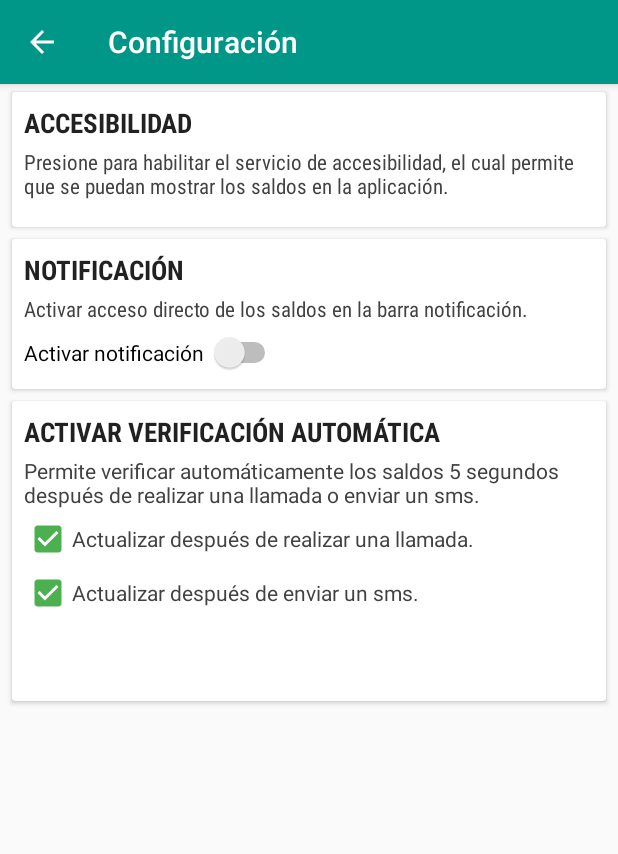
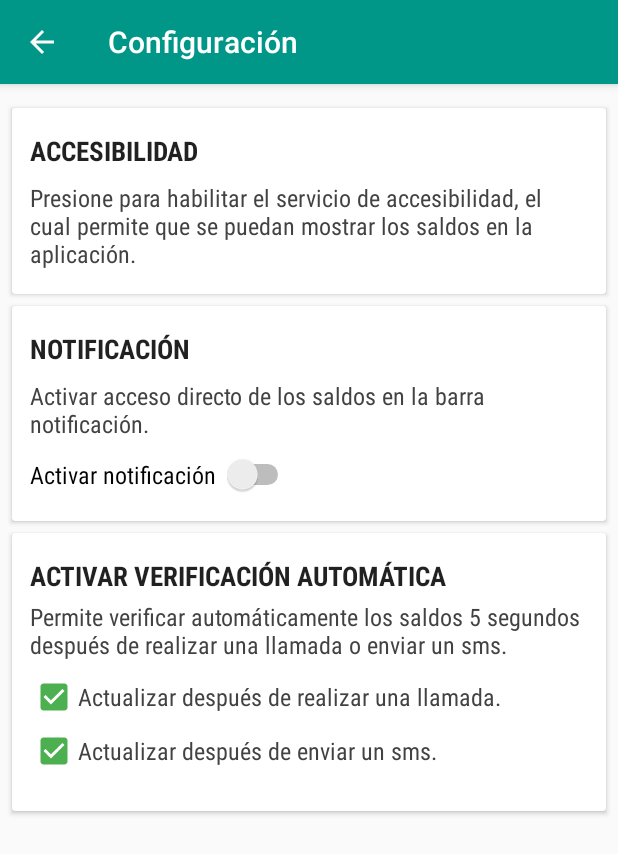
Before and after one commit to baaslaawe/USSD4ETECSA, an Android app: the ConfigActivity screen opened directly, with no data from a screen before it, on a phone screen of 412 x 824 dp. Shown: the top 854 px of the screen. Run offline under Robolectric (Android 15) with nearby library versions, the phone set to English and light mode, and no system bars; libraries missing offline, so code that uses them is left out: com.j256.ormlite; 1 statement that could not run was skipped.

Commit message:
IU cambios

```diff
--- a/app/build.gradle
+++ b/app/build.gradle
@@ -8,8 +8,8 @@ android {
         minSdkVersion 16
         targetSdkVersion 25
 
-        versionCode 201
-        versionName "2.0.1"
+        versionCode 202
+        versionName "2.0.2"
 
     }
     buildTypes {
--- a/app/src/main/res/layout/content_config.xml
+++ b/app/src/main/res/layout/content_config.xml
@@ -13,29 +13,35 @@
     <android.support.constraint.ConstraintLayout
         android:layout_width="match_parent"
         android:layout_height="match_parent"
+        android:layout_alignParentLeft="true"
+        android:layout_alignParentStart="true"
         android:layout_alignParentTop="true"
-        android:layout_alignParentLeft="true"
-        android:layout_alignParentStart="true">
+        android:layout_marginBottom="16dp"
+        android:paddingBottom="16dp">
 
         <android.support.v7.widget.CardView
+            android:id="@+id/cv_accesibilidad"
             android:layout_width="0dp"
-            android:layout_height="90dp"
+            android:layout_height="wrap_content"
+            android:layout_marginEnd="8dp"
             android:layout_marginLeft="8dp"
             android:layout_marginRight="8dp"
-            android:layout_marginTop="5dp"
+            android:layout_marginStart="8dp"
+            android:layout_marginTop="16dp"
+            app:layout_constraintHorizontal_bias="1.0"
             app:layout_constraintLeft_toLeftOf="parent"
             app:layout_constraintRight_toRightOf="parent"
             app:layout_constraintTop_toTopOf="parent"
-            android:id="@+id/cv_accesibilidad"
-            tools:layout_constraintRight_creator="1"
-            android:layout_marginStart="8dp"
-            android:layout_marginEnd="8dp"
             tools:layout_constraintLeft_creator="1"
-            app:layout_constraintHorizontal_bias="1.0" >
+            tools:layout_constraintRight_creator="1">
 
             <RelativeLayout
-                android:layout_width="match_parent"
-                android:layout_height="match_parent">
+                android:layout_width="wrap_content"
+                android:layout_height="wrap_content"
+                android:layout_marginBottom="8dp"
+                android:layout_marginLeft="4dp"
+                android:layout_marginRight="4dp"
+                android:layout_marginTop="8dp">
 
                 <TextView
                     android:id="@+id/textView5"
@@ -58,13 +64,16 @@
                     android:layout_alignParentLeft="true"
                     android:layout_alignParentStart="true"
                     android:layout_below="@+id/textView5"
+                    android:layout_marginBottom="8dp"
+                    android:layout_marginTop="4dp"
                     android:fontFamily="sans-serif-condensed"
                     android:paddingLeft="8dp"
                     android:paddingRight="8dp"
                     android:paddingTop="4dp"
                     android:text="@string/descripcion_accesibilidad"
                     android:textAlignment="viewStart"
-                    android:textColor="@color/cardview_dark_background" />
+                    android:textColor="@color/cardview_dark_background"
+                    android:textSize="16sp" />
 
             </RelativeLayout>
         </android.support.v7.widget.CardView>
@@ -72,7 +81,7 @@
         <android.support.v7.widget.CardView
             android:id="@+id/cv_notification"
             android:layout_width="0dp"
-            android:layout_height="100dp"
+            android:layout_height="wrap_content"
             android:layout_marginEnd="8dp"
             android:layout_marginLeft="8dp"
             android:layout_marginRight="8dp"
@@ -88,7 +97,11 @@
 
             <RelativeLayout
                 android:layout_width="match_parent"
-                android:layout_height="match_parent">
+                android:layout_height="match_parent"
+                android:layout_marginBottom="8dp"
+                android:layout_marginLeft="4dp"
+                android:layout_marginRight="4dp"
+                android:layout_marginTop="8dp">
 
                 <TextView
                     android:id="@+id/tv_notificacion"
@@ -111,11 +124,13 @@
                     android:layout_alignParentLeft="true"
                     android:layout_alignParentStart="true"
                     android:layout_below="@+id/tv_notificacion"
+                    android:layout_marginTop="4dp"
                     android:fontFamily="sans-serif-condensed"
                     android:paddingLeft="8dp"
                     android:paddingTop="4dp"
                     android:text="@string/descripcion_notificacion"
-                    android:textColor="@color/cardview_dark_background" />
+                    android:textColor="@color/cardview_dark_background"
+                    android:textSize="16sp" />
 
                 <Switch
                     android:id="@+id/sw_config_notification"
@@ -124,11 +139,15 @@
                     android:layout_alignParentLeft="true"
                     android:layout_alignParentStart="true"
                     android:layout_below="@+id/textView7"
+                    android:layout_marginBottom="8dp"
                     android:layout_marginTop="8dp"
                     android:checked="false"
+                    android:fontFamily="sans-serif-condensed"
                     android:paddingBottom="4dp"
                     android:paddingLeft="8dp"
+                    android:paddingTop="4dp"
                     android:text="Activar notificación "
+                    android:textSize="16sp"
                     tools:checked="false" />
 
             </RelativeLayout>
@@ -138,19 +157,24 @@
         <android.support.v7.widget.CardView
             android:id="@+id/cv_Call_Sms_Reciber"
             android:layout_width="0dp"
-            android:layout_height="200dp"
-            android:layout_marginBottom="8dp"
+            android:layout_height="wrap_content"
+            android:layout_marginBottom="16dp"
             android:layout_marginLeft="8dp"
             android:layout_marginRight="8dp"
             android:layout_marginTop="8dp"
+            android:paddingBottom="8dp"
+            app:layout_constraintHorizontal_bias="0.0"
             app:layout_constraintLeft_toLeftOf="parent"
             app:layout_constraintRight_toRightOf="parent"
-            app:layout_constraintTop_toBottomOf="@+id/cv_notification"
-            app:layout_constraintHorizontal_bias="0.0">
+            app:layout_constraintTop_toBottomOf="@+id/cv_notification">
 
             <RelativeLayout
                 android:layout_width="match_parent"
                 android:layout_height="match_parent"
+                android:layout_marginBottom="8dp"
+                android:layout_marginLeft="4dp"
+                android:layout_marginRight="4dp"
+                android:layout_marginTop="8dp"
                 android:paddingBottom="8dp">
 
                 <TextView
@@ -160,9 +184,12 @@
                     android:layout_alignLeft="@+id/tv_auto_title"
                     android:layout_alignStart="@+id/tv_auto_title"
                     android:layout_below="@+id/tv_auto_title"
+                    android:layout_marginBottom="4dp"
                     android:layout_marginTop="4dp"
+                    android:fontFamily="sans-serif-condensed"
                     android:text="@string/config_Automata_text"
-                    android:textColor="@color/cardview_dark_background" />
+                    android:textColor="@color/cardview_dark_background"
+                    android:textSize="16sp" />
 
                 <TextView
                     android:id="@+id/tv_auto_title"
@@ -185,9 +212,11 @@
                     android:layout_alignStart="@+id/tv_auto_text"
                     android:layout_below="@+id/tv_auto_text"
                     android:layout_marginTop="4dp"
+                    android:fontFamily="sans-serif-condensed"
                     android:paddingRight="4dp"
                     android:text="@string/config_chbox_call"
                     android:textColor="@color/cardview_dark_background"
+                    android:textSize="16sp"
                     app:buttonTint="@color/colorAccent" />
 
                 <CheckBox
@@ -197,10 +226,13 @@
                     android:layout_alignLeft="@+id/cbx_config_call"
                     android:layout_alignStart="@+id/cbx_config_call"
                     android:layout_below="@+id/cbx_config_call"
+                    android:layout_marginBottom="8dp"
                     android:layout_marginTop="4dp"
+                    android:fontFamily="sans-serif-condensed"
                     android:paddingRight="4dp"
                     android:text="@string/config_chbox_sms"
                     android:textColor="@color/cardview_dark_background"
+                    android:textSize="16sp"
                     app:buttonTint="@color/colorAccent" />
             </RelativeLayout>
         </android.support.v7.widget.CardView>
--- a/app/src/main/res/layout/fragment_about_us.xml
+++ b/app/src/main/res/layout/fragment_about_us.xml
@@ -15,11 +15,11 @@
         <android.support.constraint.ConstraintLayout
             android:id="@+id/constraintLayout"
             android:layout_width="match_parent"
-            android:layout_height="200dp">
+            android:layout_height="150dp">
 
             <ImageView
                 android:id="@+id/iv_about_us"
-                android:layout_width="0dp"
+                android:layout_width="match_parent"
                 android:layout_height="200dp"
                 android:background="@color/primary"
                 android:scaleType="centerCrop"
@@ -31,7 +31,7 @@
                 android:id="@+id/iv_logo"
                 android:layout_width="80dp"
                 android:layout_height="80dp"
-                android:layout_marginTop="48dp"
+                android:layout_marginTop="16dp"
                 app:layout_constraintLeft_toLeftOf="parent"
                 app:layout_constraintRight_toRightOf="parent"
                 app:layout_constraintTop_toTopOf="@+id/iv_about_us"
@@ -69,7 +69,7 @@
                 android:layout_width="wrap_content"
                 android:layout_height="wrap_content"
                 android:layout_marginBottom="8dp"
-                android:layout_marginLeft="8dp"
+                android:layout_marginLeft="2dp"
                 android:layout_marginStart="2dp"
                 android:fontFamily="sans-serif-condensed"
                 android:text="1.0"
```
